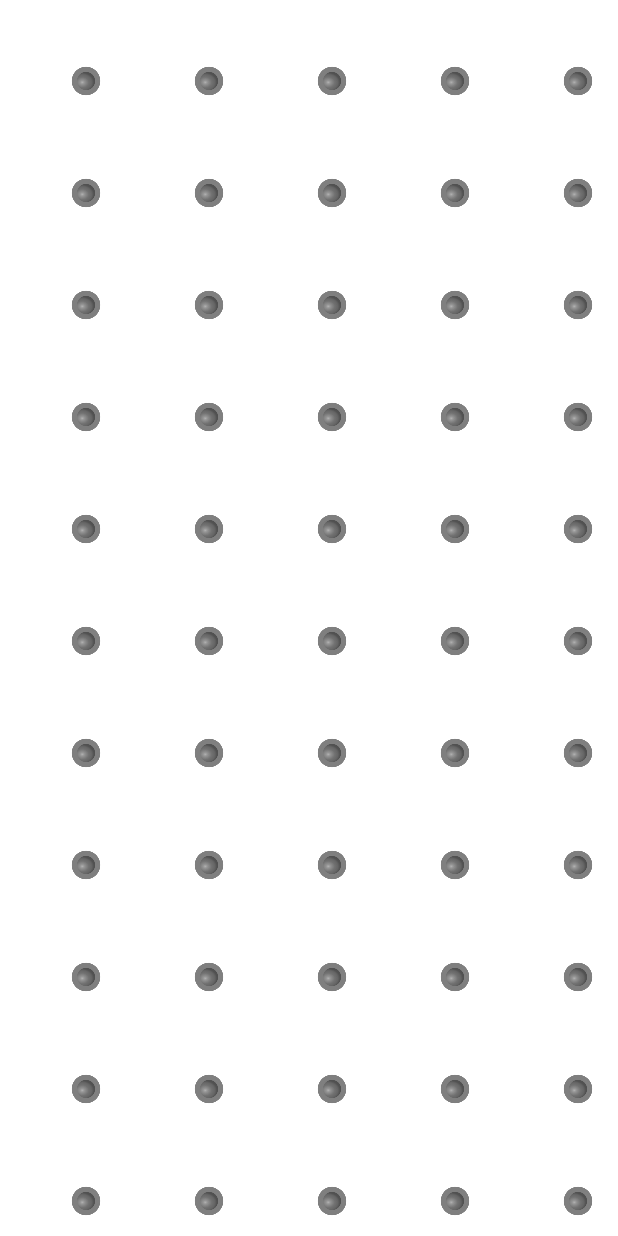
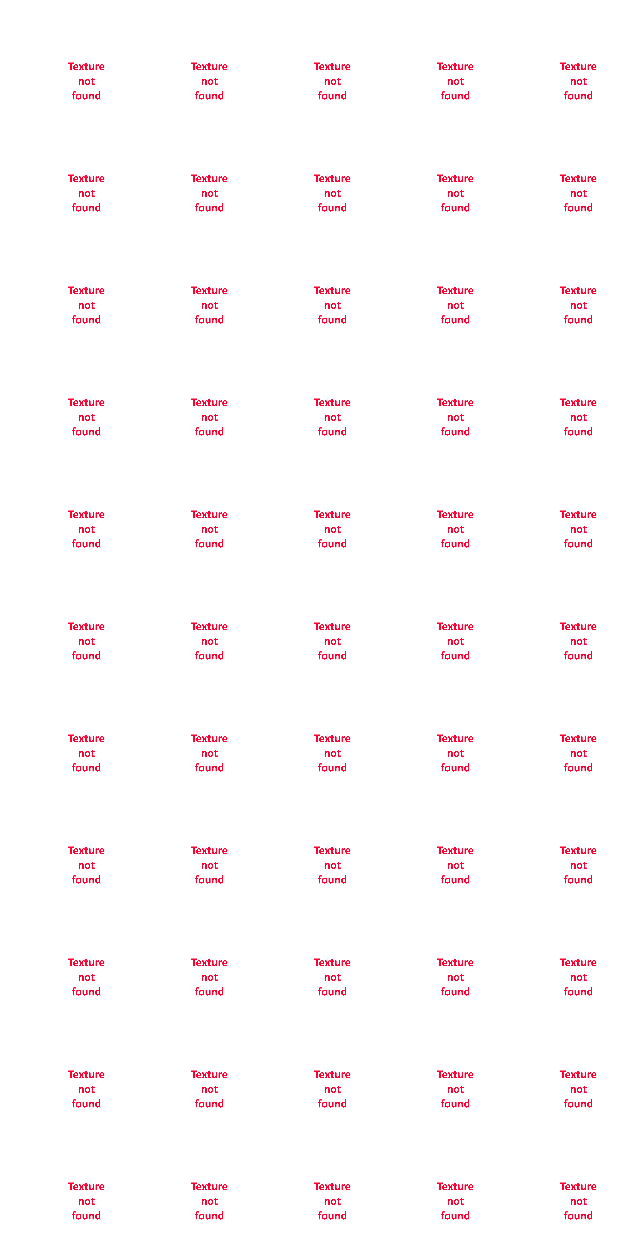
Before and after one commit to niikha/MastermindSE, an Android app: the screen it shows after launch (MainActivity), on a phone screen of 412 x 824 dp. Run offline under Robolectric (Android 15) with nearby library versions, the phone set to English and light mode, and no system bars.

Commit message:
NH | Added default texture for invalid IDs

```diff
--- a/codebase/app/src/main/java/com/example/mastermind/MainActivity.java
+++ b/codebase/app/src/main/java/com/example/mastermind/MainActivity.java
@@ -53,6 +53,25 @@ public class MainActivity extends AppCompatActivity {
         for (int i = 0; i < columnCount; i++){
             for (int j = 0; j < rowCount; j++){
                 drawPin(i, j, field[i][j]);
+            }
+        }
+    }
+
+    /**
+     * Instantiates the game field with empty pins
+     */
+    private void generateField(){
+        this.field = new int[columnCount][rowCount];
+        clearField();
+    }
+
+    /**
+     * Sets every pin in the field to empty (pin-id = 0)
+     */
+    private void clearField(){
+        for (int i = 0; i < columnCount; i++){
+            for (int j = 0; j < rowCount; j++){
+                this.field[i][j] = 10;
             }
         }
     }
@@ -118,13 +137,16 @@ public class MainActivity extends AppCompatActivity {
             case 8:
                 view.setImageResource(R.drawable.pin_yellow);
                 break;
+            default:
+                view.setImageResource(R.drawable.invalid_texture);
+                break;
         }
         view.setAdjustViewBounds(true);
         return view;
     }
 
     /**
-     * Generates the coordinates for the game grid
+     * Instantiates and calculates the coordinates for the game grid
      */
     private void generateCoordinates(){
 
@@ -154,7 +176,7 @@ public class MainActivity extends AppCompatActivity {
 
         int[] coords = new int[count];
         int margin = totalLength / count;
-        int current = margin / 2;
+        int current = margin / 2; //Coordinates should be the middle of the grid cells -> offset by half
 
         for (int i = 0; i < count; i++){
             coords[i] = current;
@@ -164,22 +186,4 @@ public class MainActivity extends AppCompatActivity {
         return coords;
     }
 
-    /**
-     * Instantiate the game field with empty pins
-     */
-    private void generateField(){
-        this.field = new int[columnCount][rowCount];
-        clearField();
-    }
-
-    /**
-     * Set every pin in the field to empty (pin-id = 0)
-     */
-    private void clearField(){
-        for (int i = 0; i < columnCount; i++){
-            for (int j = 0; j < rowCount; j++){
-                this.field[i][j] = 0;
-            }
-        }
-    }
 }
```
Also changed, not shown: codebase/app/src/main/res/drawable/invalid_texture.png (added).
